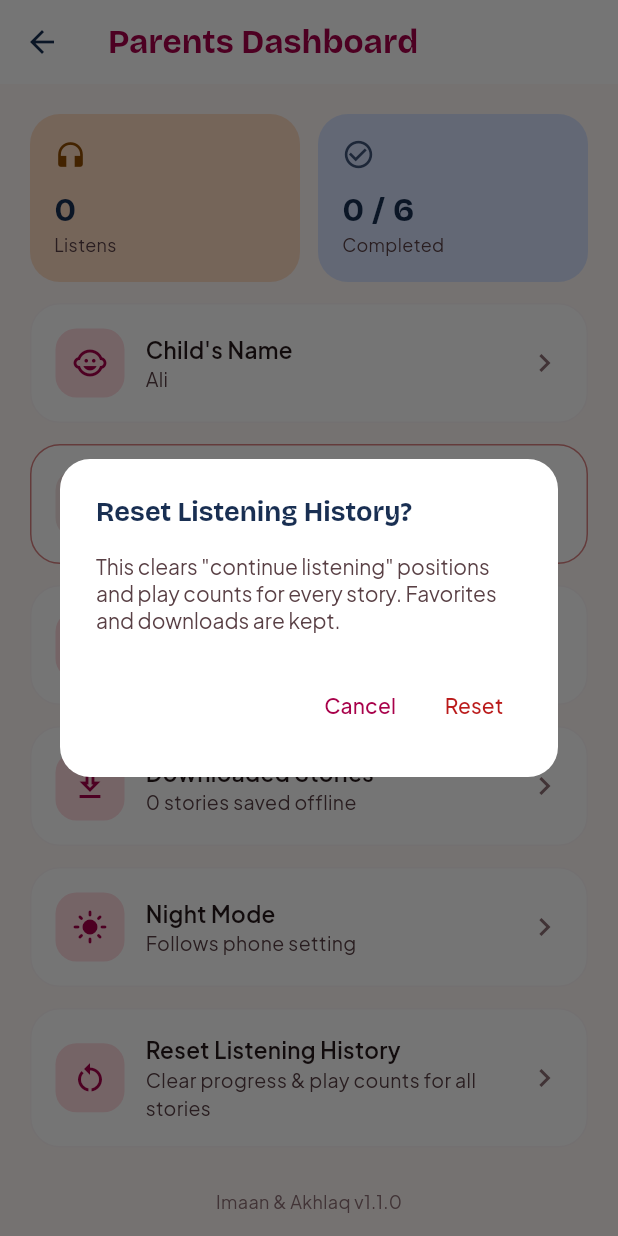
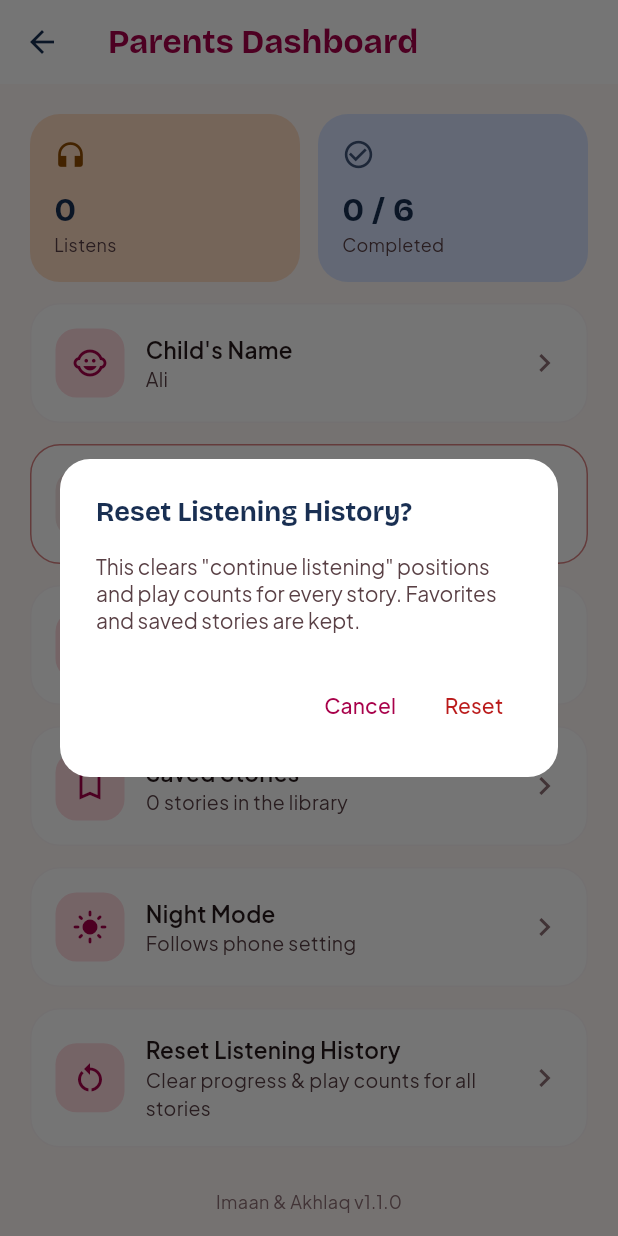
Before and after one commit to imaanakhlaq44-debug/audio_portal, a Flutter app: the ParentsDashboardScreen screen opened directly, after a tap on "Reset Listening History", on a phone screen of 412 x 824 dp. Run offline on Flutter 3.47's test engine with Material 3 defaults, Android fonts, the phone set to English and light mode, and no system bars; our stand-ins replace audio_service, google_fonts, hive_flutter, just_audio; missing offline and left inert: audio_session; accounts and stored records are empty; statements that could not run were skipped.

Commit message:
Call the Save action what it is: a bookmark, not a download
The now-playing screen showed a download icon and the parents dashboard
listed "Downloaded Stories ... saved offline", but nothing was ever
downloaded. Every story's audio already ships inside the app, so the
feature is a bookmark and always was - the UI promised offline access it
was not providing, which is the kind of thing a parent notices when they
try to rely on it.

Renames the storage API to getSavedStories / isSaved / toggleSaved /
clearSavedStories, and the UI to a bookmark icon, "Save" / "Saved", and
"Saved Stories ... in the library". The Hive key stays 'downloads' with a
comment saying why: renaming it would mean migrating every install for
nothing a user can see.

Adds test/library_screen_test.dart - the first widget test over a real
screen - covering an empty library, favourites and saved stories both
appearing, live reaction to a save while the screen is open, and search
hit/miss. Writing it turned up that LibraryScreen is not a Scaffold (it
lives inside MainScreen's), which the test now documents.

Also adds writeToStorage() to the test helpers. Awaiting a Hive write
inside testWidgets deadlocks against the fake-async clock and hangs the
run with no output - this is the second time that has bitten, so the safe
path is now a named helper with the reason attached.

```diff
--- a/lib/screens/library_screen.dart
+++ b/lib/screens/library_screen.dart
@@ -91,9 +91,9 @@ class _LibraryScreenState extends State<LibraryScreen> {
   Widget _buildBody(BuildContext context) {
     final c = context.colors;
     final favIds = StorageService.getFavorites();
-    final downloadIds = StorageService.getDownloads();
+    final savedIds = StorageService.getSavedStories();
     final libraryStories = StoryData.allStories
-        .where((s) => favIds.contains(s.id) || downloadIds.contains(s.id))
+        .where((s) => favIds.contains(s.id) || savedIds.contains(s.id))
         .toList();
     final showingSearch = _searchController.text.trim().isNotEmpty;
 
--- a/lib/screens/parents_dashboard_screen.dart
+++ b/lib/screens/parents_dashboard_screen.dart
@@ -215,7 +215,7 @@ class _ParentsDashboardScreenState extends State<ParentsDashboardScreen> {
 
   Widget _buildBody(BuildContext context, AppColors c) {
     final favs = StorageService.getFavorites();
-    final downloads = StorageService.getDownloads();
+    final saved = StorageService.getSavedStories();
     final plays = StorageService.totalPlays();
     final completed = StorageService.completedCount();
     final theme = context.watch<ThemeController>();
@@ -277,14 +277,14 @@ class _ParentsDashboardScreenState extends State<ParentsDashboardScreen> {
         ),
         const SizedBox(height: 14),
         _SectionCard(
-          icon: Icons.download_outlined,
-          title: 'Downloaded Stories',
+          icon: Icons.bookmark_border,
+          title: 'Saved Stories',
           subtitle:
-              '${downloads.length} ${downloads.length == 1 ? 'story' : 'stories'} saved offline',
+              '${saved.length} ${saved.length == 1 ? 'story' : 'stories'} in the library',
           onTap: () => _showStoryListDialog(
-            title: 'Downloaded Stories',
-            ids: downloads,
-            onClear: StorageService.clearDownloads,
+            title: 'Saved Stories',
+            ids: saved,
+            onClear: StorageService.clearSavedStories,
           ),
         ),
         const SizedBox(height: 14),
@@ -373,7 +373,7 @@ class _ParentsDashboardScreenState extends State<ParentsDashboardScreen> {
         ),
         content: Text(
           'This clears "continue listening" positions and play counts for '
-          'every story. Favorites and downloads are kept.',
+          'every story. Favorites and saved stories are kept.',
           style: AppTheme.body(size: 14, color: c.onSurfaceVariant),
         ),
         actions: [
@@ -480,9 +480,7 @@ class _SectionCard extends StatelessWidget {
               width: 46,
               height: 46,
               decoration: BoxDecoration(
-                color: warn
-                    ? c.error.withValues(alpha: 0.12)
-                    : c.primaryFixed,
+                color: warn ? c.error.withValues(alpha: 0.12) : c.primaryFixed,
                 borderRadius: BorderRadius.circular(14),
               ),
               child: Icon(icon, color: warn ? c.error : c.primaryDeep),
--- a/lib/services/storage_service.dart
+++ b/lib/services/storage_service.dart
@@ -71,7 +71,11 @@ class StorageService {
   static const String _progressBox = 'progress_box';
 
   static const String _keyFavorites = 'favorites';
-  static const String _keyDownloads = 'downloads';
+
+  /// Bookmarked story ids. The key still reads 'downloads' because that is
+  /// what shipped; renaming it would mean migrating existing installs for
+  /// no user-visible gain.
+  static const String _keySaved = 'downloads';
 
   /// Plain-text PIN written by versions <= 1.1.0. Read once at startup so it
   /// can be hashed, then deleted.
@@ -146,7 +150,7 @@ class StorageService {
       _s.listenable(keys: keys);
 
   static ValueListenable<Box> favoritesListenable() =>
-      _s.listenable(keys: [_keyFavorites, _keyDownloads]);
+      _s.listenable(keys: [_keyFavorites, _keySaved]);
 
   static ValueListenable<Box> childNameListenable() =>
       _s.listenable(keys: [_keyChildName]);
@@ -170,18 +174,23 @@ class StorageService {
 
   static Future<void> clearFavorites() => _s.put(_keyFavorites, <String>[]);
 
-  // ---------------- Downloads / Saved ----------------
-  static List<String> getDownloads() => _stringList(_s.get(_keyDownloads));
+  // ---------------- Saved stories ----------------
+  //
+  // A bookmark, not a download: every story's audio already ships inside the
+  // app, so there is nothing to fetch. The UI used to call this "Download",
+  // which promised offline access it was not providing.
 
-  static bool isDownloaded(String storyId) => getDownloads().contains(storyId);
+  static List<String> getSavedStories() => _stringList(_s.get(_keySaved));
 
-  static Future<void> toggleDownload(String storyId) async {
-    final list = getDownloads();
+  static bool isSaved(String storyId) => getSavedStories().contains(storyId);
+
+  static Future<void> toggleSaved(String storyId) async {
+    final list = getSavedStories();
     list.contains(storyId) ? list.remove(storyId) : list.add(storyId);
-    await _s.put(_keyDownloads, list);
+    await _s.put(_keySaved, list);
   }
 
-  static Future<void> clearDownloads() => _s.put(_keyDownloads, <String>[]);
+  static Future<void> clearSavedStories() => _s.put(_keySaved, <String>[]);
 
   // ---------------- Parents Lock ----------------
 
@@ -301,10 +310,8 @@ class StorageService {
     if (attempts <= freePinAttempts) return Duration.zero;
 
     final step = attempts - freePinAttempts - 1;
-    final lockout = pinLockoutLadder[step.clamp(
-      0,
-      pinLockoutLadder.length - 1,
-    )];
+    final lockout =
+        pinLockoutLadder[step.clamp(0, pinLockoutLadder.length - 1)];
     await _s.put(
       _keyPinLockedUntil,
       DateTime.now().add(lockout).millisecondsSinceEpoch,
```
Also changed, not shown: lib/screens/now_playing_screen.dart (+7 -9 lines), 3 other files.
